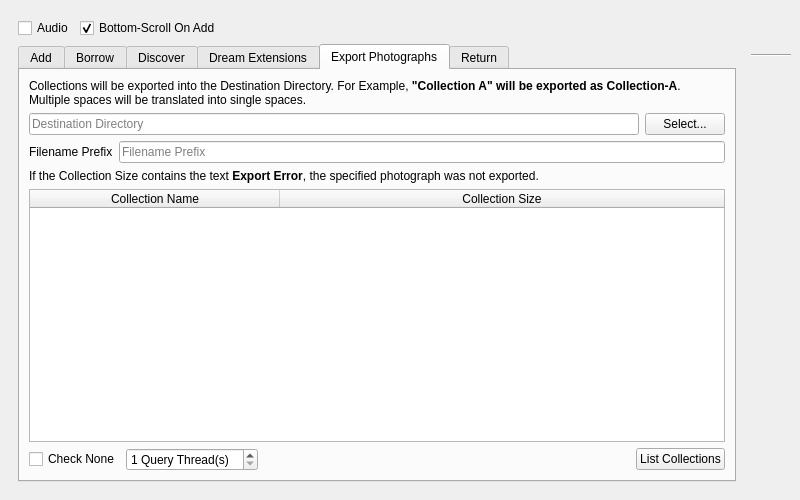
The window that UI/biblioteq_batch_activities_browser.ui (textbrowser/biblioteq) describes before a commit, drawn with Qt 5.
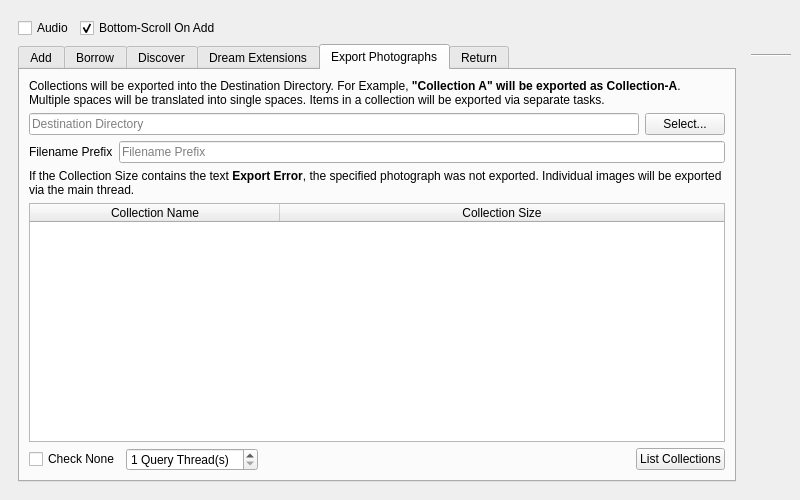
The same window after the commit. The open tabs and pages were chosen to show the change. Icons and pictures are not drawn.

Commit message: Export photographs.

The edit to the form file:
```diff
--- a/UI/biblioteq_batch_activities_browser.ui
+++ b/UI/biblioteq_batch_activities_browser.ui
@@ -869,7 +869,7 @@
            <item>
             <widget class="QLabel" name="label_12">
              <property name="text">
-              <string>&lt;html&gt;&lt;head/&gt;&lt;body&gt;&lt;p&gt;Collections will be exported into the Destination Directory. For Example, &lt;span style=&quot; font-weight:700;&quot;&gt;&amp;quot;Collection A&amp;quot; will be exported as Collection-A&lt;/span&gt;. Multiple spaces will be translated into single spaces.&lt;/p&gt;&lt;/body&gt;&lt;/html&gt;</string>
+              <string>&lt;html&gt;&lt;head/&gt;&lt;body&gt;&lt;p&gt;Collections will be exported into the Destination Directory. For Example, &lt;span style=&quot; font-weight:700;&quot;&gt;&amp;quot;Collection A&amp;quot; will be exported as Collection-A&lt;/span&gt;. Multiple spaces will be translated into single spaces. Items in a collection will be exported via separate tasks.&lt;/p&gt;&lt;/body&gt;&lt;/html&gt;</string>
              </property>
              <property name="wordWrap">
               <bool>true</bool>
@@ -927,7 +927,7 @@
            <item>
             <widget class="QLabel" name="label_13">
              <property name="text">
-              <string>&lt;html&gt;&lt;head/&gt;&lt;body&gt;&lt;p&gt;If the Collection Size contains the text &lt;span style=&quot; font-weight:700;&quot;&gt;Export Error&lt;/span&gt;, the specified photograph was not exported.&lt;/p&gt;&lt;/body&gt;&lt;/html&gt;</string>
+              <string>&lt;html&gt;&lt;head/&gt;&lt;body&gt;&lt;p&gt;If the Collection Size contains the text &lt;span style=&quot; font-weight:700;&quot;&gt;Export Error&lt;/span&gt;, the specified photograph was not exported. Individual images will be exported via the main thread.&lt;/p&gt;&lt;/body&gt;&lt;/html&gt;</string>
              </property>
              <property name="wordWrap">
               <bool>true</bool>
```
The commit also changes 1 other file.
